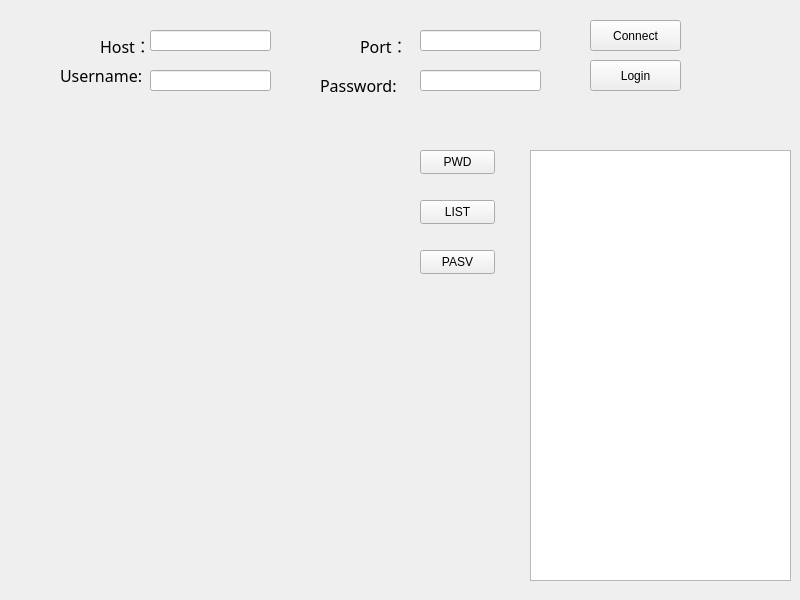
vv12138vv/VFtpClient, file src/client_ui.ui: the form before one commit.
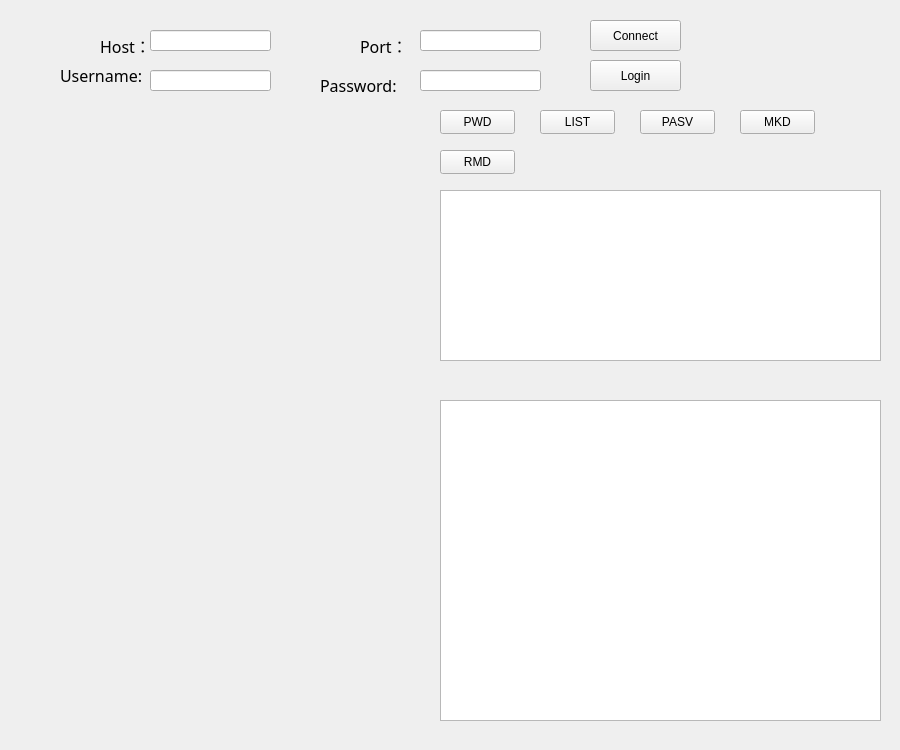
The form after the commit.

```diff
--- a/src/client_ui.ui
+++ b/src/client_ui.ui
@@ -6,8 +6,8 @@
    <rect>
     <x>0</x>
     <y>0</y>
-    <width>800</width>
-    <height>600</height>
+    <width>900</width>
+    <height>750</height>
    </rect>
   </property>
   <property name="windowTitle">
@@ -145,10 +145,10 @@
   <widget class="QTextBrowser" name="systemMsgBrowser">
    <property name="geometry">
     <rect>
-     <x>530</x>
-     <y>150</y>
-     <width>261</width>
-     <height>431</height>
+     <x>440</x>
+     <y>190</y>
+     <width>441</width>
+     <height>171</height>
     </rect>
    </property>
   </widget>
@@ -168,8 +168,8 @@
   <widget class="QPushButton" name="PWDtestBtn">
    <property name="geometry">
     <rect>
-     <x>420</x>
-     <y>150</y>
+     <x>440</x>
+     <y>110</y>
      <width>75</width>
      <height>24</height>
     </rect>
@@ -181,8 +181,8 @@
   <widget class="QPushButton" name="LISTtestBtn">
    <property name="geometry">
     <rect>
-     <x>420</x>
-     <y>200</y>
+     <x>540</x>
+     <y>110</y>
      <width>75</width>
      <height>24</height>
     </rect>
@@ -194,8 +194,8 @@
   <widget class="QPushButton" name="PASVtestBtn">
    <property name="geometry">
     <rect>
-     <x>420</x>
-     <y>250</y>
+     <x>640</x>
+     <y>110</y>
      <width>75</width>
      <height>24</height>
     </rect>
@@ -204,6 +204,55 @@
     <string>PASV</string>
    </property>
   </widget>
+  <widget class="QTableWidget" name="serverFileTable">
+   <property name="geometry">
+    <rect>
+     <x>440</x>
+     <y>400</y>
+     <width>441</width>
+     <height>321</height>
+    </rect>
+   </property>
+  </widget>
+  <widget class="QLabel" name="serverPathLabel">
+   <property name="geometry">
+    <rect>
+     <x>440</x>
+     <y>370</y>
+     <width>81</width>
+     <height>21</height>
+    </rect>
+   </property>
+   <property name="text">
+    <string/>
+   </property>
+  </widget>
+  <widget class="QPushButton" name="MKDtestBtn">
+   <property name="geometry">
+    <rect>
+     <x>740</x>
+     <y>110</y>
+     <width>75</width>
+     <height>24</height>
+    </rect>
+   </property>
+   <property name="text">
+    <string>MKD</string>
+   </property>
+  </widget>
+  <widget class="QPushButton" name="RMDtestBtn">
+   <property name="geometry">
+    <rect>
+     <x>440</x>
+     <y>150</y>
+     <width>75</width>
+     <height>24</height>
+    </rect>
+   </property>
+   <property name="text">
+    <string>RMD</string>
+   </property>
+  </widget>
  </widget>
  <resources/>
  <connections/>
```
